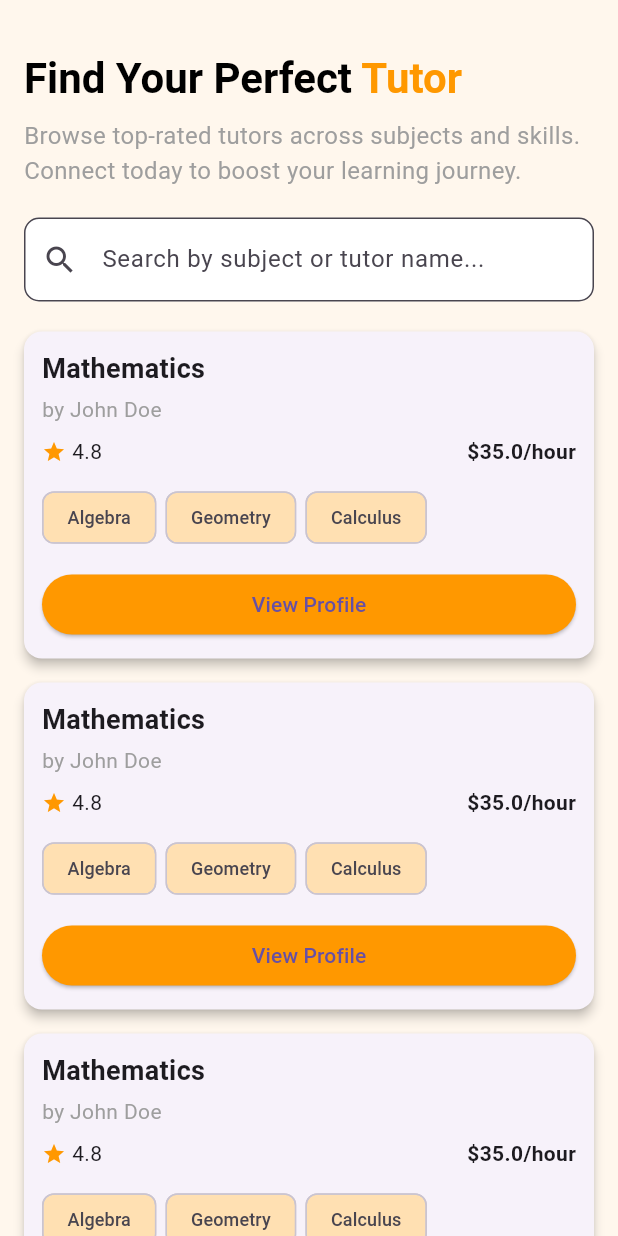
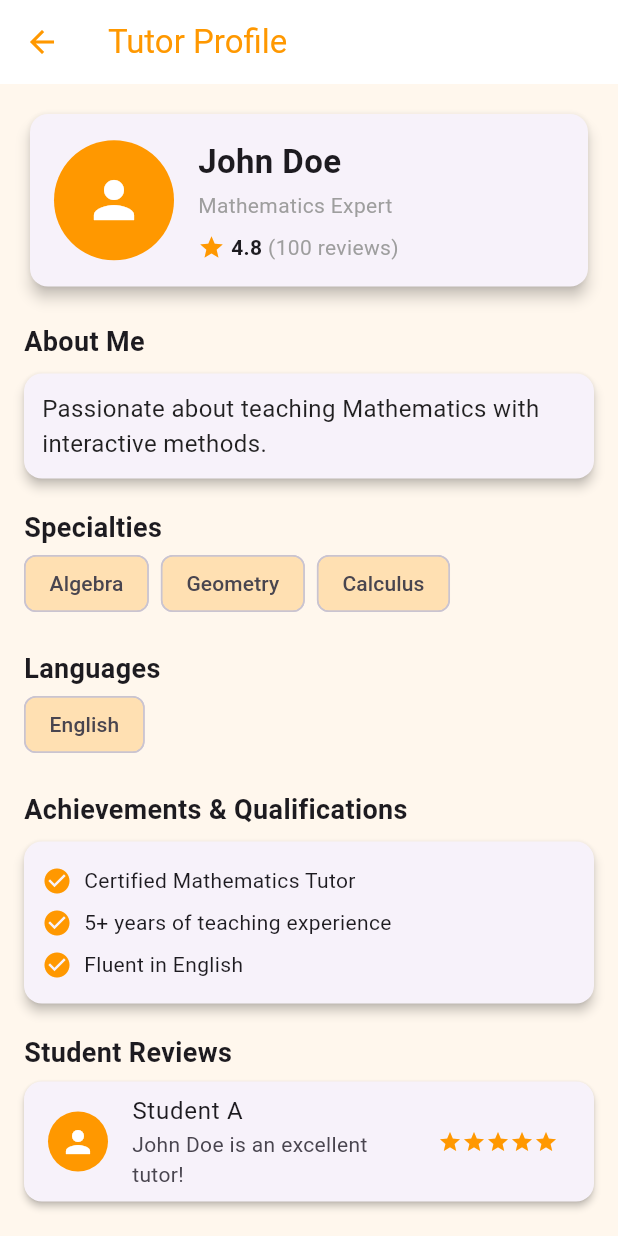
Before and after one commit to Sushil-Jeengar/tutor_booking, a Flutter app: the FindTutorsPage screen opened directly, after a tap on "View Profile", on a phone screen of 412 x 824 dp. Run offline on Flutter 3.47's test engine with Material 3 defaults, Android fonts, the phone set to English and light mode, and no system bars.

Commit message:
tutor profile made

```diff
--- a/lib/find_tutors.dart
+++ b/lib/find_tutors.dart
@@ -1,13 +1,51 @@
 import 'package:flutter/material.dart';
+import 'tutor_profile.dart'; // Replace with your actual profile page file name
 
 class FindTutorsPage extends StatelessWidget {
   const FindTutorsPage({super.key});
+
+  final List<Map<String, dynamic>> tutors = const [
+    {
+      'name': 'John Doe',
+      'subject': 'Mathematics',
+      'rating': 4.8,
+      'price': 35.0,
+      'topics': ['Algebra', 'Geometry', 'Calculus'],
+    },
+    {
+      'name': 'Emily Smith',
+      'subject': 'Physics',
+      'rating': 4.6,
+      'price': 40.0,
+      'topics': ['Mechanics', 'Thermodynamics', 'Optics'],
+    },
+    {
+      'name': 'David Johnson',
+      'subject': 'Chemistry',
+      'rating': 4.7,
+      'price': 38.0,
+      'topics': ['Organic', 'Inorganic', 'Physical'],
+    },
+    {
+      'name': 'Sarah Lee',
+      'subject': 'English',
+      'rating': 4.9,
+      'price': 30.0,
+      'topics': ['Grammar', 'Writing', 'Literature'],
+    },
+    {
+      'name': 'Michael Brown',
+      'subject': 'Computer Science',
+      'rating': 4.5,
+      'price': 45.0,
+      'topics': ['Python', 'Data Structures', 'Algorithms'],
+    },
+  ];
 
   @override
   Widget build(BuildContext context) {
     return Scaffold(
       backgroundColor: const Color(0xFFFFF7ED),
-
       body: SingleChildScrollView(
         child: Padding(
           padding: const EdgeInsets.all(16.0),
@@ -31,7 +69,6 @@ class FindTutorsPage extends StatelessWidget {
               ),
               const SizedBox(height: 20),
 
-              // Search Bar
               TextField(
                 decoration: InputDecoration(
                   hintText: 'Search by subject or tutor name...',
@@ -43,18 +80,19 @@ class FindTutorsPage extends StatelessWidget {
               ),
               const SizedBox(height: 20),
 
-              // Tutor List
               ListView.builder(
-                itemCount: 5,
+                itemCount: tutors.length,
                 shrinkWrap: true,
                 physics: const NeverScrollableScrollPhysics(),
                 itemBuilder: (context, index) {
+                  final tutor = tutors[index];
                   return tutorCard(
-                    name: 'John Doe',
-                    subject: 'Mathematics',
-                    rating: 4.8,
-                    price: 35,
-                    topics: ['Algebra', 'Geometry', 'Calculus'],
+                    context: context,
+                    name: tutor['name'],
+                    subject: tutor['subject'],
+                    rating: tutor['rating'],
+                    price: tutor['price'],
+                    topics: List<String>.from(tutor['topics']),
                   );
                 },
               ),
@@ -66,6 +104,7 @@ class FindTutorsPage extends StatelessWidget {
   }
 
   Widget tutorCard({
+    required BuildContext context,
     required String name,
     required String subject,
     required double rating,
@@ -86,7 +125,6 @@ class FindTutorsPage extends StatelessWidget {
             Text('by $name', style: const TextStyle(color: Colors.grey)),
             const SizedBox(height: 8),
 
-            // Ratings and Price
             Row(
               children: [
                 const Icon(Icons.star, size: 16, color: Colors.orange),
@@ -99,7 +137,6 @@ class FindTutorsPage extends StatelessWidget {
 
             const SizedBox(height: 10),
 
-            // Topics
             Wrap(
               spacing: 6,
               runSpacing: 6,
@@ -116,7 +153,36 @@ class FindTutorsPage extends StatelessWidget {
             SizedBox(
               width: double.infinity,
               child: ElevatedButton(
-                onPressed: () {},
+                onPressed: () {
+                  Navigator.push(
+                    context,
+                    MaterialPageRoute(
+                      builder: (context) => TutorProfilePage(
+                        name: name,
+                        title: '$subject Expert',
+                        subject: subject,
+                        rating: rating,
+                        reviews: 100, // You can adjust this as needed
+                        price: price,
+                        about: 'Passionate about teaching $subject with interactive methods.',
+                        specialties: topics,
+                        languages: ['English'],
+                        achievements: [
+                          'Certified $subject Tutor',
+                          '5+ years of teaching experience',
+                          'Fluent in English',
+                        ],
+                        reviewsList: [
+                          {
+                            'name': 'Student A',
+                            'comment': '$name is an excellent tutor!',
+                            'rating': '5',
+                          },
+                        ],
+                      ),
+                    ),
+                  );
+                },
                 style: ElevatedButton.styleFrom(backgroundColor: Colors.orange),
                 child: const Text('View Profile'),
               ),
--- /dev/null
+++ b/lib/tutor_profile.dart
@@ -0,0 +1,216 @@
+import 'package:flutter/material.dart';
+
+class TutorProfilePage extends StatelessWidget {
+  final String name;
+  final String title;
+  final String subject;
+  final double rating;
+  final int reviews;
+  final double price;
+  final String about;
+  final List<String> specialties;
+  final List<String> languages;
+  final List<String> achievements;
+  final List<Map<String, String>> reviewsList;
+
+  const TutorProfilePage({
+    super.key,
+    required this.name,
+    required this.title,
+    required this.subject,
+    required this.rating,
+    required this.reviews,
+    required this.price,
+    required this.about,
+    required this.specialties,
+    required this.languages,
+    required this.achievements,
+    required this.reviewsList,
+  });
+
+  @override
+  Widget build(BuildContext context) {
+    return Scaffold(
+      backgroundColor: const Color(0xFFFFF7ED),
+      appBar: AppBar(
+        backgroundColor: Colors.white,
+        elevation: 0,
+        title: const Text('Tutor Profile', style: TextStyle(color: Colors.orange)),
+        iconTheme: const IconThemeData(color: Colors.orange),
+      ),
+      body: SingleChildScrollView(
+        padding: const EdgeInsets.all(16),
+        child: Column(
+          crossAxisAlignment: CrossAxisAlignment.start,
+          children: [
+
+            // Header Section
+            Card(
+              shape: RoundedRectangleBorder(borderRadius: BorderRadius.circular(12)),
+              elevation: 4,
+              child: Padding(
+                padding: const EdgeInsets.all(16),
+                child: Row(
+                  children: [
+                    const CircleAvatar(
+                      radius: 40,
+                      backgroundColor: Colors.orange,
+                      child: Icon(Icons.person, size: 40, color: Colors.white),
+                    ),
+                    const SizedBox(width: 16),
+                    Expanded(
+                      child: Column(
+                        crossAxisAlignment: CrossAxisAlignment.start,
+                        children: [
+                          Text(name, style: const TextStyle(fontSize: 22, fontWeight: FontWeight.bold)),
+                          const SizedBox(height: 4),
+                          Text(title, style: const TextStyle(color: Colors.grey)),
+                          const SizedBox(height: 8),
+                          Row(
+                            children: [
+                              const Icon(Icons.star, size: 18, color: Colors.orange),
+                              const SizedBox(width: 4),
+                              Text('$rating', style: const TextStyle(fontWeight: FontWeight.bold)),
+                              Text(' ($reviews reviews)', style: const TextStyle(color: Colors.grey)),
+                            ],
+                          ),
+                        ],
+                      ),
+                    ),
+                  ],
+                ),
+              ),
+            ),
+
+            const SizedBox(height: 20),
+
+            // About Me Section
+            sectionTitle('About Me'),
+            sectionCard(Text(about, style: const TextStyle(fontSize: 16, color: Colors.black87))),
+            const SizedBox(height: 20),
+
+            // Specialties
+            sectionTitle('Specialties'),
+            Wrap(
+              spacing: 8,
+              runSpacing: 8,
+              children: specialties.map((topic) {
+                return Chip(
+                  label: Text(topic),
+                  backgroundColor: Colors.orange[100],
+                );
+              }).toList(),
+            ),
+            const SizedBox(height: 20),
+
+            // Languages
+            sectionTitle('Languages'),
+            Wrap(
+              spacing: 8,
+              runSpacing: 8,
+              children: languages.map((lang) {
+                return Chip(
+                  label: Text(lang),
+                  backgroundColor: Colors.orange[100],
+                );
+              }).toList(),
+            ),
+            const SizedBox(height: 20),
+
+            // Achievements
+            sectionTitle('Achievements & Qualifications'),
+            sectionCard(
+              Column(
+                crossAxisAlignment: CrossAxisAlignment.start,
+                children: achievements.map((achieve) {
+                  return Padding(
+                    padding: const EdgeInsets.symmetric(vertical: 4),
+                    child: Row(
+                      children: [
+                        const Icon(Icons.check_circle, color: Colors.orange, size: 20),
+                        const SizedBox(width: 8),
+                        Expanded(child: Text(achieve)),
+                      ],
+                    ),
+                  );
+                }).toList(),
+              ),
+            ),
+
+            const SizedBox(height: 20),
+
+            // Student Reviews
+            sectionTitle('Student Reviews'),
+            Column(
+              children: reviewsList.map((review) {
+                return Card(
+                  shape: RoundedRectangleBorder(borderRadius: BorderRadius.circular(12)),
+                  elevation: 2,
+                  margin: const EdgeInsets.symmetric(vertical: 6),
+                  child: ListTile(
+                    leading: const CircleAvatar(
+                      backgroundColor: Colors.orange,
+                      child: Icon(Icons.person, color: Colors.white),
+                    ),
+                    title: Text(review['name']!),
+                    subtitle: Text(review['comment']!),
+                    trailing: Row(
+                      mainAxisSize: MainAxisSize.min,
+                      children: List.generate(
+                        5,
+                            (index) => Icon(
+                          index < int.parse(review['rating']!) ? Icons.star : Icons.star_border,
+                          color: Colors.orange,
+                          size: 16,
+                        ),
+                      ),
+                    ),
+                  ),
+                );
+              }).toList(),
+            ),
+
+            const SizedBox(height: 30),
+
+            // Book Session Button
+            SizedBox(
+              width: double.infinity,
+              child: ElevatedButton.icon(
+                onPressed: () {},
+                icon: const Icon(Icons.calendar_today),
+                label: const Text('Book Session'),
+                style: ElevatedButton.styleFrom(
+                  backgroundColor: Colors.orange,
+                  padding: const EdgeInsets.symmetric(vertical: 14),
+                  shape: RoundedRectangleBorder(borderRadius: BorderRadius.circular(10)),
+                  textStyle: const TextStyle(fontSize: 16),
+                ),
+              ),
+            ),
+          ],
+        ),
+      ),
+    );
+  }
+
+  // Reusable Title
+  Widget sectionTitle(String text) {
+    return Text(
+      text,
+      style: const TextStyle(fontSize: 18, fontWeight: FontWeight.bold),
+    );
+  }
+
+  // Reusable Card Wrapper
+  Widget sectionCard(Widget child) {
+    return Card(
+      shape: RoundedRectangleBorder(borderRadius: BorderRadius.circular(12)),
+      elevation: 3,
+      margin: const EdgeInsets.only(top: 8),
+      child: Padding(
+        padding: const EdgeInsets.all(12),
+        child: child,
+      ),
+    );
+  }
+}
```
Also changed, not shown: lib/booking_page.dart (added).
